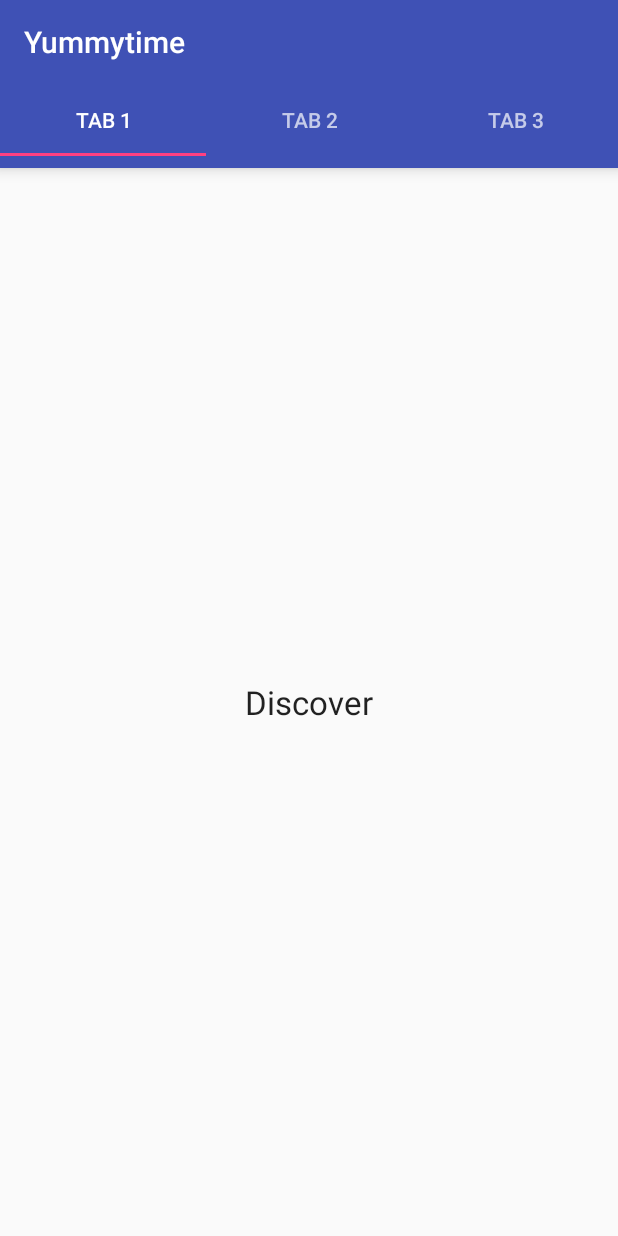
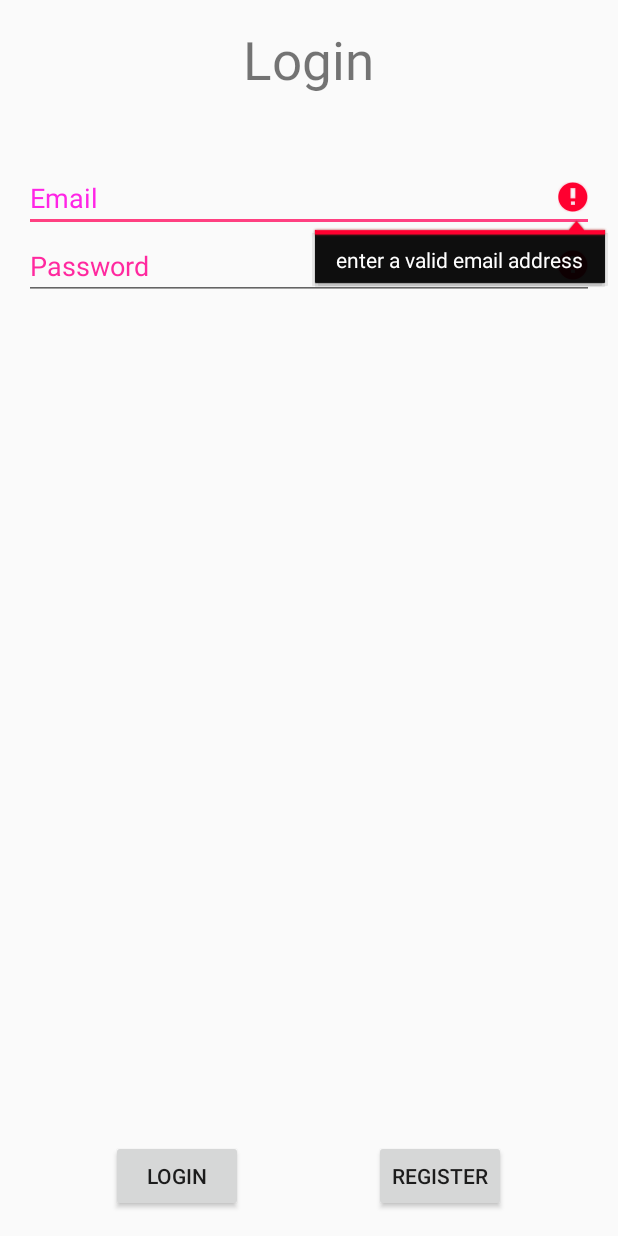
Before and after one commit to LouisLoode/android-yummytime, an Android app: the screen it shows after launch (MainActivity before the commit, LoginActivity after it), after a tap on "LOGIN", on a phone screen of 412 x 824 dp. Run offline under Robolectric (Android 15) with nearby library versions, the phone set to English and light mode, and no system bars; our stand-ins replace ButterKnife.

Commit message:
Add a lot of intelligence on login et register pages

```diff
--- a/app/src/main/AndroidManifest.xml
+++ b/app/src/main/AndroidManifest.xml
@@ -1,6 +1,8 @@
 <?xml version="1.0" encoding="utf-8"?>
 <manifest xmlns:android="http://schemas.android.com/apk/res/android"
     package="me.yummyti.yummytime">
+
+    <uses-permission android:name="android.permission.INTERNET" />
 
     <application
         android:allowBackup="true"
--- a/app/src/main/java/me/yummyti/yummytime/LoginActivity.java
+++ b/app/src/main/java/me/yummyti/yummytime/LoginActivity.java
@@ -1,81 +1,143 @@
 package me.yummyti.yummytime;
 
+import android.app.ProgressDialog;
+import android.content.Intent;
+import android.os.Bundle;
 import android.support.v7.app.AppCompatActivity;
-import android.os.Bundle;
-import android.content.Context;
-import android.content.Intent;
+import android.util.Log;
 import android.view.View;
-
 import android.widget.Button;
 import android.widget.EditText;
-import android.widget.TextView;
-public class LoginActivity extends AppCompatActivity  {
-    Button loginButton;
-    Button registerButton;
-    EditText ed1,ed2;
+import android.widget.Toast;
 
-    TextView tx1;
-    //int counter = 3;
+import butterknife.BindView;
+import butterknife.ButterKnife;
+
+public class LoginActivity extends AppCompatActivity {
+    private static final String TAG = "LoginActivity";
+    private static final int REQUEST_SIGNUP = 0;
+
+    @BindView(R.id.input_email)
+    protected EditText _emailText;
+
+    @BindView(R.id.input_password)
+    protected EditText _passwordText;
+
+    @BindView(R.id.btn_login)
+    protected Button _loginButton;
+
+    @BindView(R.id.link_signup)
+    protected Button _signupLink;
 
     @Override
-    protected void onCreate(Bundle savedInstanceState) {
+    public void onCreate(Bundle savedInstanceState) {
         super.onCreate(savedInstanceState);
         setContentView(R.layout.activity_login);
+        ButterKnife.bind(this);
 
-        loginButton = (Button)findViewById(R.id.loginButton);
-        ed1 = (EditText)findViewById(R.id.emailAdress);
-        ed2 = (EditText)findViewById(R.id.password);
+        _loginButton.setOnClickListener(new View.OnClickListener() {
 
-        registerButton = (Button)findViewById(R.id.registerButton);
-        //tx1.setVisibility(View.GONE);
-
-        final Context context = this;
-
-
-        loginButton.setOnClickListener(new View.OnClickListener() {
             @Override
             public void onClick(View v) {
-
-                /*if(ed1.getText().toString().equals("admin") &&
-                        ed2.getText().toString().equals("admin")) {
-                    Toast.makeText(getApplicationContext(),
-                            "Redirecting...",Toast.LENGTH_SHORT).show();
-                }else{
-                    Toast.makeText(getApplicationContext(), "Wrong  Credentials",Toast.LENGTH_SHORT).show();
-
-                    tx1.setVisibility(View.VISIBLE);
-                    tx1.setBackgroundColor(Color.RED);
-                    counter--;
-                    tx1.setText(Integer.toString(counter));
-
-                    if (counter == 0) {
-                        loginButton.setEnabled(false);
-                    }
-                }*/
-
-
-                Intent intent = new Intent(context, MainActivity.class);
-                startActivity(intent);
-
-
-
+                login();
             }
         });
 
-        registerButton.setOnClickListener(new View.OnClickListener() {
+        _signupLink.setOnClickListener(new View.OnClickListener() {
 
             @Override
-            public void onClick(View arg0) {
+            public void onClick(View v) {
+                // Start the Signup activity
+                Intent intent = new Intent(getApplicationContext(), RegisterActivity.class);
+                startActivityForResult(intent, REQUEST_SIGNUP);
+            }
+        });
+    }
 
-                Intent intent = new Intent(context, RegisterActivity.class);
-                startActivity(intent);
+    public void login() {
+        Log.d(TAG, "Login");
 
-            }
+        if (!validate()) {
+            onLoginFailed();
+            return;
+        }
 
-        });
+        _loginButton.setEnabled(false);
+
+        final ProgressDialog progressDialog = new ProgressDialog(LoginActivity.this,
+                R.style.AppTheme);
+        progressDialog.setIndeterminate(true);
+        progressDialog.setMessage("Authenticating...");
+        progressDialog.show();
+
+        String email = _emailText.getText().toString();
+        String password = _passwordText.getText().toString();
+
+        // TODO: Implement your own authentication logic here.
+        Intent intent = new Intent(getApplicationContext(), MainActivity.class);
+        startActivityForResult(intent, REQUEST_SIGNUP);
+
+        new android.os.Handler().postDelayed(
+                new Runnable() {
+                    public void run() {
+                        // On complete call either onLoginSuccess or onLoginFailed
+                        onLoginSuccess();
+                        // onLoginFailed();
+                        progressDialog.dismiss();
+                    }
+                }, 3000);
+    }
 
 
+    @Override
+    protected void onActivityResult(int requestCode, int resultCode, Intent data) {
+        if (requestCode == REQUEST_SIGNUP) {
+            if (resultCode == RESULT_OK) {
 
+                // TODO: Implement successful signup logic here
+                // By default we just finish the Activity and log them in automatically
+                this.finish();
+            }
+        }
+    }
 
+    @Override
+    public void onBackPressed() {
+        // disable going back to the MainActivity
+        moveTaskToBack(true);
+    }
+
+    public void onLoginSuccess() {
+        _loginButton.setEnabled(true);
+        finish();
+    }
+
+    public void onLoginFailed() {
+        Toast.makeText(getBaseContext(), "Login failed", Toast.LENGTH_LONG).show();
+
+        _loginButton.setEnabled(true);
+    }
+
+    public boolean validate() {
+        boolean valid = true;
+
+        String email = _emailText.getText().toString();
+        String password = _passwordText.getText().toString();
+
+        if (email.isEmpty() || !android.util.Patterns.EMAIL_ADDRESS.matcher(email).matches()) {
+            _emailText.setError("enter a valid email address");
+            valid = false;
+        } else {
+            _emailText.setError(null);
+        }
+
+        if (password.isEmpty() || password.length() < 4 || password.length() > 10) {
+            _passwordText.setError("between 4 and 10 alphanumeric characters");
+            valid = false;
+        } else {
+            _passwordText.setError(null);
+        }
+
+        return valid;
     }
 }
--- a/app/src/main/java/me/yummyti/yummytime/MainActivity.java
+++ b/app/src/main/java/me/yummyti/yummytime/MainActivity.java
@@ -8,6 +8,8 @@ import android.support.v7.app.AppCompatActivity;
 import android.support.v7.widget.Toolbar;
 import android.view.Menu;
 import android.view.MenuItem;
+
+import me.yummyti.yummytime.adapters.PagerAdapter;
 
 
 public class MainActivity extends AppCompatActivity {
--- a/app/src/main/java/me/yummyti/yummytime/PagerAdapter.java
+++ b/app/src/main/java/me/yummyti/yummytime/adapters/PagerAdapter.java
@@ -1,4 +1,4 @@
-package me.yummyti.yummytime;
+package me.yummyti.yummytime.adapters;
 
 /**
  * Created by louisloode on 12/12/2016.
@@ -7,6 +7,10 @@ package me.yummyti.yummytime;
 import android.support.v4.app.Fragment;
 import android.support.v4.app.FragmentManager;
 import android.support.v4.app.FragmentStatePagerAdapter;
+
+import me.yummyti.yummytime.fragments.CartFragment;
+import me.yummyti.yummytime.fragments.DiscoverFragment;
+import me.yummyti.yummytime.fragments.WeekFragment;
 
 public class PagerAdapter extends FragmentStatePagerAdapter {
     int mNumOfTabs;
--- a/app/src/main/res/layout/activity_login.xml
+++ b/app/src/main/res/layout/activity_login.xml
@@ -17,7 +17,7 @@
         android:layout_width = "wrap_content"
         android:layout_height = "wrap_content"
         android:inputType= "textEmailAddress"
-        android:id = "@+id/emailAdress"
+        android:id = "@+id/input_email"
         android:hint = "Email"
         android:focusable = "true"
         android:textColorHighlight = "#ff7eff15"
@@ -34,8 +34,8 @@
         android:layout_height="wrap_content"
         android:inputType="textPassword"
         android:ems="10"
-        android:id="@+id/password"
-        android:layout_below="@+id/emailAdress"
+        android:id="@+id/input_password"
+        android:layout_below="@+id/input_email"
         android:layout_alignParentLeft = "true"
         android:layout_alignParentStart = "true"
         android:layout_alignParentRight = "true"
@@ -47,7 +47,7 @@
         android:layout_width="wrap_content"
         android:layout_height="wrap_content"
         android:text="login"
-        android:id="@+id/loginButton"
+        android:id="@+id/btn_login"
         android:layout_alignParentBottom="true"
         android:layout_toLeftOf="@+id/textview"
         android:layout_toStartOf="@+id/textview" />
@@ -56,7 +56,7 @@
         android:layout_width="wrap_content"
         android:layout_height="wrap_content"
         android:text="@string/register"
-        android:id="@+id/registerButton"
+        android:id="@+id/link_signup"
         android:layout_alignParentBottom="true"
         android:layout_toRightOf="@+id/textview"
         android:layout_toEndOf="@+id/textview" />
```
Also changed, not shown: app/build.gradle (+8 -0 lines), app/src/main/java/me/yummyti/yummytime/RegisterActivity.java (+122 -29 lines), app/src/main/java/me/yummyti/yummytime/fragments/CartFragment.java (renamed from app/src/main/java/me/yummyti/yummytime/WeekFragment.java, +5 -3 lines), app/src/main/java/me/yummyti/yummytime/fragments/DiscoverFragment.java (renamed from app/src/main/java/me/yummyti/yummytime/CartFragment.java, +5 -3 lines), app/src/main/java/me/yummyti/yummytime/fragments/WeekFragment.java (renamed from app/src/main/java/me/yummyti/yummytime/DiscoverFragment.java, +5 -3 lines), app/src/main/res/layout/activity_register.xml (+11 -11 lines).
